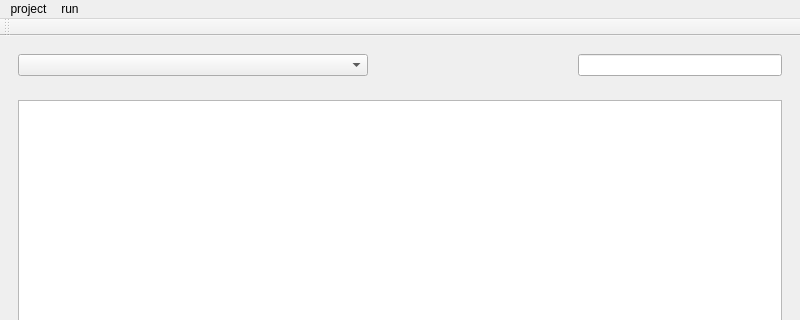
TheLazyWater/NetWork_Course_Design, file Mini_Shark/mainwindow.ui: the form before one commit; both pictures show x 0 to 800 and y 0 to 320 of the 800 by 600 pixel window.
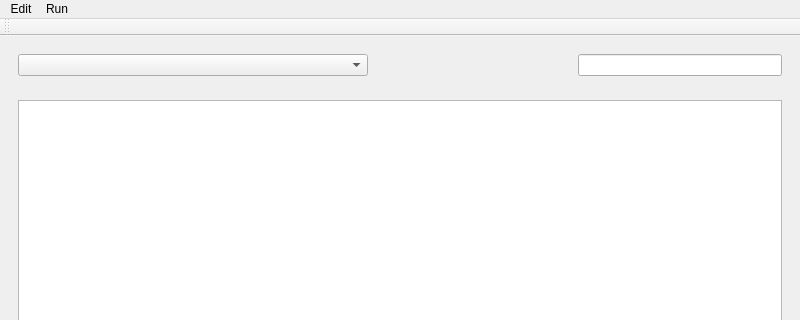
The form after the commit. Icons and pictures are not drawn.

Patch:
```diff
--- a/Mini_Shark/mainwindow.ui
+++ b/Mini_Shark/mainwindow.ui
@@ -79,19 +79,23 @@
      <height>26</height>
     </rect>
    </property>
-   <widget class="QMenu" name="menuproject">
-    <property name="title">
-     <string>project</string>
-    </property>
-   </widget>
    <widget class="QMenu" name="menurun">
     <property name="title">
-     <string>run</string>
+     <string>Run</string>
     </property>
     <addaction name="actionrunandstop"/>
     <addaction name="actionclear"/>
    </widget>
-   <addaction name="menuproject"/>
+   <widget class="QMenu" name="menuedit">
+    <property name="title">
+     <string>Edit</string>
+    </property>
+    <addaction name="actionup"/>
+    <addaction name="actiondown"/>
+    <addaction name="actionTop"/>
+    <addaction name="actionEnd"/>
+   </widget>
+   <addaction name="menuedit"/>
    <addaction name="menurun"/>
   </widget>
   <widget class="QStatusBar" name="statusbar"/>
```
Left out of the diff: 46 changed lines with no effect on the pictures.
